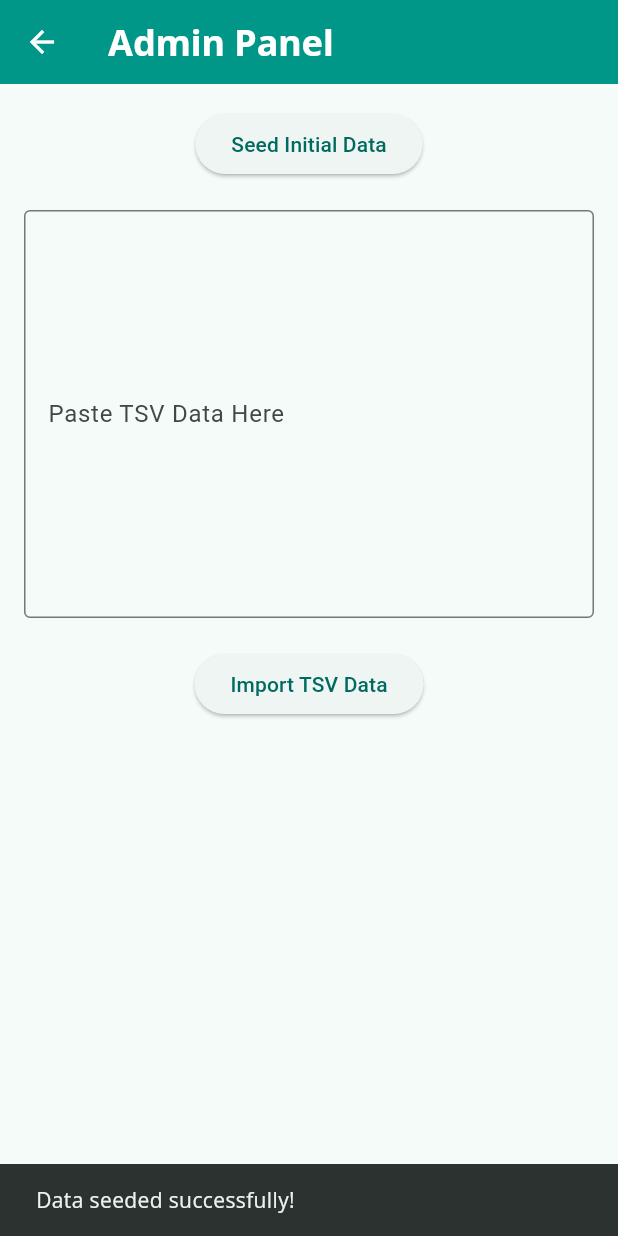
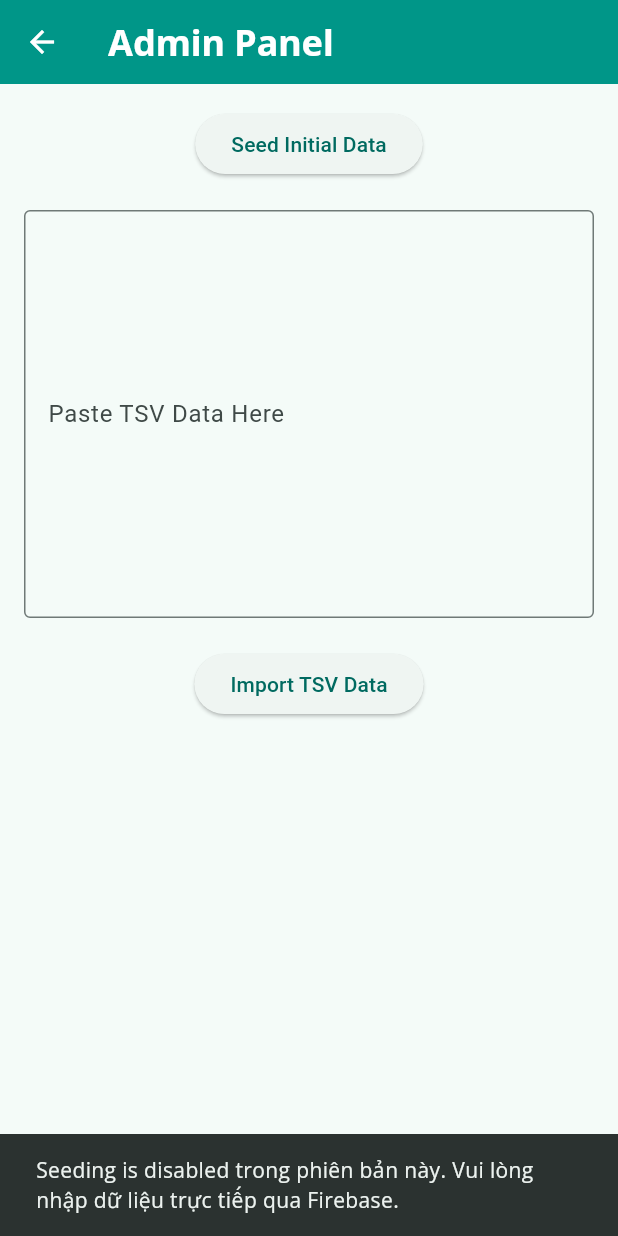
Before and after one commit to hieubui2202/WriteHanzi, a Flutter app: the AdminScreen screen opened directly, after a tap on "Seed Initial Data", on a phone screen of 412 x 824 dp. Run offline on Flutter 3.47's test engine with Material 3 defaults, Android fonts, the phone set to English and light mode, and no system bars; our stand-ins replace cloud_firestore, firebase_auth, firebase_core, go_router, google_fonts, google_sign_in and 1 more; accounts and stored records are empty.

```diff
--- a/lib/src/features/admin/screens/admin_screen.dart
+++ b/lib/src/features/admin/screens/admin_screen.dart
@@ -2,9 +2,7 @@ import 'dart:convert';
 
 import 'package:flutter/material.dart';
 import '../../../models/hanzi_character.dart';
-import '../../../models/unit.dart';
 import '../../../repositories/character_repository.dart';
-import '../../../repositories/unit_repository.dart';
 
 class AdminScreen extends StatefulWidget {
   const AdminScreen({super.key});
@@ -23,69 +21,18 @@ class _AdminScreenState extends State<AdminScreen> {
     });
 
     try {
-      final unitRepo = UnitRepository();
-      final charRepo = CharacterRepository();
-
-      // Unit 1: Basic Strokes
-      final unit1 = Unit(
-        id: 'unit1',
-        title: 'Cơ bản 1',
-        description: 'Các nét cơ bản và các ký tự đơn giản.',
-        order: 1,
-        characters: ['一', '二', '三', '十', '人'],
-        xpReward: 100,
-      );
-      await unitRepo.addUnit(unit1);
-
-      await charRepo.addCharacter(HanziCharacter(
-        hanzi: '一',
-        pinyin: 'yī',
-        meaning: 'một',
-        unitId: 'unit1',
-        strokeData: StrokeData(width: 1024, height: 1024, paths: ['M 54 511 c 102 0 799 1 915 1'])
-      ));
-
-       await charRepo.addCharacter(HanziCharacter(
-        hanzi: '二',
-        pinyin: 'èr',
-        meaning: 'hai',
-        unitId: 'unit1',
-        strokeData: StrokeData(width: 1024, height: 1024, paths: ['M 163 260 c 237 0 541 1 699 1','M 103 540 c 260 0 653 1 818 1'])
-      ));
-
-       await charRepo.addCharacter(HanziCharacter(
-        hanzi: '三',
-        pinyin: 'sān',
-        meaning: 'ba',
-        unitId: 'unit1',
-        strokeData: StrokeData(width: 1024, height: 1024, paths: ['M 203 234 c 219 0 491 1 610 1','M 163 440 c 245 0 554 1 700 1','M 102 654 c 272 0 689 1 853 1'])
-      ));
-
-      await charRepo.addCharacter(HanziCharacter(
-        hanzi: '十',
-        pinyin: 'shí',
-        meaning: 'mười',
-        unitId: 'unit1',
-        strokeData: StrokeData(width: 1024, height: 1024, paths: ['M 152 491 c 252 0 598 1 744 1','M 444 141 c 1 113 1 677 0 803'])
-      ));
-
-      await charRepo.addCharacter(HanziCharacter(
-        hanzi: '人',
-        pinyin: 'rén',
-        meaning: 'người',
-        unitId: 'unit1',
-        strokeData: StrokeData(width: 1024, height: 1024, paths: ['M 503 162 c -72 138 -225 352 -335 504','M 515 163 c 101 133 283 392 371 529'])
-      ));
-
+      await Future<void>.delayed(const Duration(milliseconds: 300));
       if (mounted) {
         ScaffoldMessenger.of(context).showSnackBar(
-          const SnackBar(content: Text('Data seeded successfully!')),
+          const SnackBar(
+            content: Text('Seeding is disabled trong phiên bản này. Vui lòng nhập dữ liệu trực tiếp qua Firebase.'),
+          ),
         );
       }
     } catch (e) {
       if (mounted) {
         ScaffoldMessenger.of(context).showSnackBar(
-          SnackBar(content: Text('Error seeding data: $e')),
+          SnackBar(content: Text('Error preparing seed data: $e')),
         );
       }
     } finally {
--- a/lib/src/features/writing/screens/writing_screen.dart
+++ b/lib/src/features/writing/screens/writing_screen.dart
@@ -67,7 +67,7 @@ class WritingScreen extends StatelessWidget {
             ),
             onPressed: drawingProvider.isComplete
                 ? () async {
-                    await progressService.completeCharacter(character.id, 10);
+                    await progressService.completeCharacter(character.progressKey, 10);
                     if (context.mounted) {
                       ScaffoldMessenger.of(context).showSnackBar(
                         const SnackBar(
```
Also changed, not shown: lib/src/features/home/screens/unit_details_screen.dart (+6 -3 lines), lib/src/models/hanzi_character.dart (+95 -0 lines), lib/src/models/unit.dart (+93 -0 lines), lib/src/repositories/character_repository.dart (+143 -8 lines), lib/src/repositories/unit_repository.dart (+11 -5 lines).
